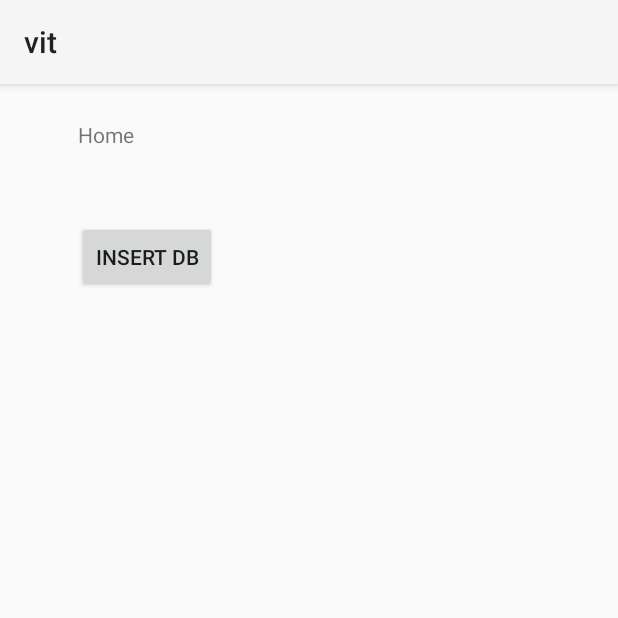
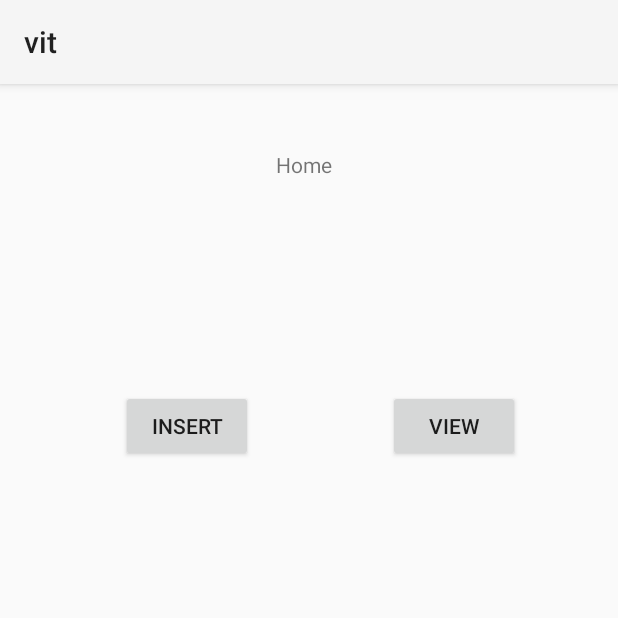
Before and after one commit to sanjanas01/appdev, an Android app: the screen it shows after launch (HomeActivity), on a phone screen of 412 x 824 dp, the top half of it. Run offline under Robolectric (Android 15) with nearby library versions, the phone set to English and light mode, and no system bars; our stand-ins replace Room's generated code.

```diff
--- a/app/src/main/java/com/example/vit/database/ItemDAO.kt
+++ b/app/src/main/java/com/example/vit/database/ItemDAO.kt
@@ -6,21 +6,23 @@ import androidx.room.Insert
 import androidx.room.Query
 import androidx.room.Update
 import kotlinx.coroutines.flow.Flow
+import androidx.room.OnConflictStrategy
+
 
 @Dao
 interface ItemDAO {
 
-    @Insert
+    @Insert (onConflict = OnConflictStrategy.REPLACE)                        //insert into item(.name,price,)
     suspend fun insert(groceryItem: Item)
 
     @Update
-    suspend fun update(item: Item)
+    suspend   fun update(item: Item)
 
     @Delete
     suspend fun delete(item: Item)
 
-    @Query("SELECT * from item WHERE id = :id")
-    fun getItem(id: Int): Flow<Item>
+    @Query("SELECT * from item WHERE id = :itemId")
+    fun getItem(itemId: Int): Flow<Item>
 
     @Query("SELECT * from item ORDER BY name ASC")
     fun getItems(): Flow<List<Item>>
--- a/app/src/main/res/layout/activity_home.xml
+++ b/app/src/main/res/layout/activity_home.xml
@@ -11,21 +11,32 @@
         android:id="@+id/tvHome"
         android:layout_width="wrap_content"
         android:layout_height="wrap_content"
-        android:layout_marginStart="52dp"
-        android:layout_marginTop="24dp"
+        android:layout_marginStart="184dp"
+        android:layout_marginTop="44dp"
         android:text="Home"
         app:layout_constraintStart_toStartOf="parent"
         app:layout_constraintTop_toTopOf="parent" />
 
     <Button
-        android:id="@+id/btnDbInsert"
+        android:id="@+id/insert"
         android:layout_width="wrap_content"
         android:layout_height="wrap_content"
-        android:layout_marginStart="51dp"
-        android:layout_marginTop="91dp"
-        android:text="insert db"
+        android:layout_marginStart="15dp"
+        android:layout_marginTop="204dp"
+        android:layout_marginEnd="25dp"
+        android:text="Insert"
+        app:layout_constraintEnd_toStartOf="@+id/view"
         app:layout_constraintStart_toStartOf="parent"
         app:layout_constraintTop_toTopOf="parent" />
 
+    <Button
+        android:id="@+id/view"
+        android:layout_width="wrap_content"
+        android:layout_height="wrap_content"
+        android:text="View"
+        app:layout_constraintBaseline_toBaselineOf="@+id/insert"
+        app:layout_constraintEnd_toEndOf="parent"
+        app:layout_constraintStart_toEndOf="@+id/insert" />
+
 
 </androidx.constraintlayout.widget.ConstraintLayout>
```
Also changed, not shown: app/src/main/java/com/example/vit/HomeActivity.kt (+30 -3 lines).
